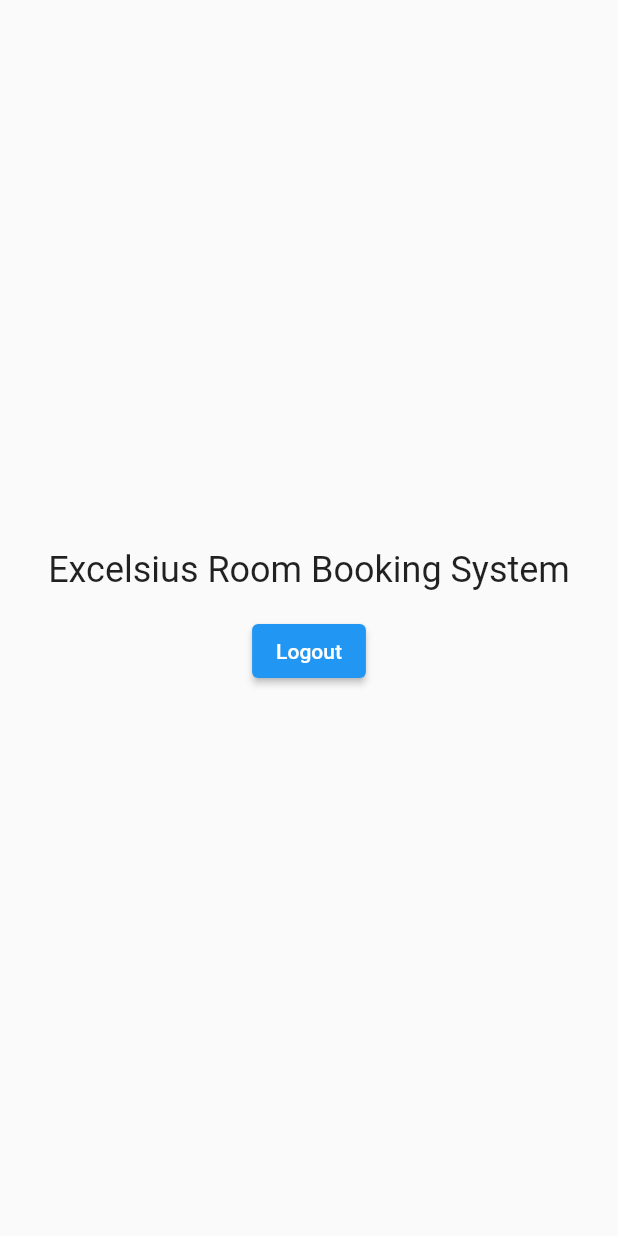
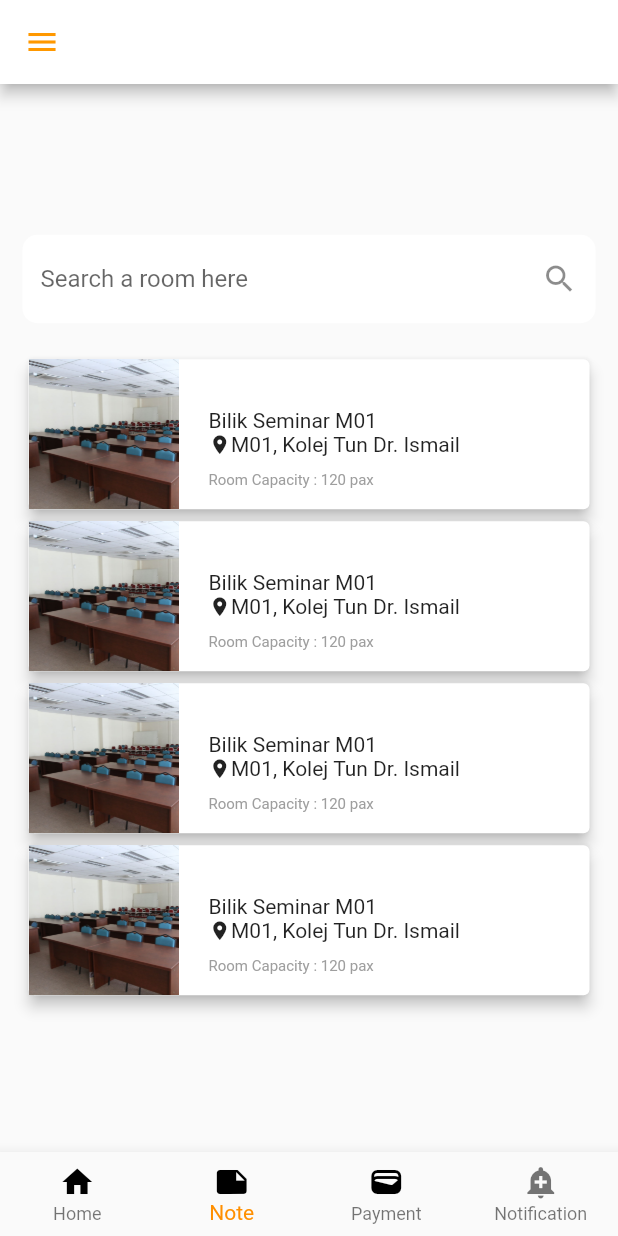
Before and after one commit to jakmup/excelsius-room-booking-system, a Flutter app: the HomeScreen screen opened directly, on a phone screen of 412 x 824 dp. Run offline on Flutter 3.47's test engine with Material 2 defaults, Android fonts, the light colour scheme and no system bars; our stand-ins replace firebase_auth, firebase_core, firebase_database, flutter_svg; accounts and stored records are empty.

Commit message:
Customer home page

```diff
--- a/lib/home.dart
+++ b/lib/home.dart
@@ -1,3 +1,5 @@
+import 'dart:ui';
+
 import 'package:flutter/material.dart';
 import 'package:firebase_auth/firebase_auth.dart';
 import 'package:room_booking_system/reusable_widgets/reusable_widget.dart';
@@ -15,30 +17,151 @@ class HomeScreen extends StatefulWidget {
 }
 
 class _HomeScreenState extends State<HomeScreen> {
+  int _selectedIndex = 1;
   @override
   Widget build(BuildContext context) {
     return Scaffold(
-      body: Center(
-        child: Column(
-          mainAxisAlignment: MainAxisAlignment.center,
+      appBar: AppBar(
+          backgroundColor: Colors.white,
+          iconTheme: IconThemeData(color: Colors.orange)),
+      drawer: Drawer(
+        child: ListView(
+          // Important: Remove any padding from the ListView.
+          padding: EdgeInsets.zero,
           children: [
-            const Text(
-              'Excelsius Room Booking System',
-              style: TextStyle(fontSize: 24.0),
+            const DrawerHeader(
+              decoration: BoxDecoration(
+                color: Colors.orange,
+                image: DecorationImage(
+                    image: AssetImage('assets/images/Image1.png'),
+                    fit: BoxFit.cover),
+              ),
+              child: Text('uniroom'),
             ),
-            SizedBox(height: 16.0),
-            ElevatedButton(
-                child: Text('Logout'),
-                onPressed: () {
-                  FirebaseAuth.instance.signOut().then((value) {
-                    print("Signed Out");
-                    Navigator.push(context,
-                        MaterialPageRoute(builder: (context) => Start()));
-                  });
-                })
+            ListTile(
+              leading: Icon(
+                Icons.people,
+              ),
+              title: const Text('Profile'),
+              onTap: () {
+                Navigator.pop(context);
+              },
+            ),
+            ListTile(
+              leading: Icon(
+                Icons.exit_to_app,
+              ),
+              title: const Text('Log Out'),
+              onTap: () {
+                FirebaseAuth.instance.signOut().then((value) {
+                  print("Signed Out");
+                  Navigator.push(context,
+                      MaterialPageRoute(builder: (context) => Start()));
+                });
+              },
+            ),
           ],
         ),
       ),
+      body: Center(
+        child: ListView(
+          shrinkWrap: true,
+          padding: const EdgeInsets.all(15.0),
+          children: <Widget>[
+            TextField(
+                cursorColor: Colors.orange,
+                decoration: InputDecoration(
+                  filled: true,
+                  fillColor: Colors.white,
+                  border: OutlineInputBorder(
+                      borderRadius: BorderRadius.circular(10.0),
+                      borderSide: BorderSide.none),
+                  hintText: "Search a room here",
+                  suffixIcon: Icon(Icons.search),
+                )),
+            SizedBox(height: 20),
+            _buildCard(),
+            _buildCard(),
+            _buildCard(),
+            _buildCard(),
+          ],
+        ),
+      ),
+      bottomNavigationBar: buildBottomNavigationBar(),
     );
   }
+
+  BottomNavigationBar buildBottomNavigationBar() {
+    return BottomNavigationBar(
+        type: BottomNavigationBarType.fixed,
+        currentIndex: _selectedIndex,
+        onTap: (value) {
+          setState(() {
+            _selectedIndex = value;
+          });
+        },
+        items: const [
+          BottomNavigationBarItem(
+              icon: Icon(Icons.home, color: Colors.black), label: "Home"),
+          BottomNavigationBarItem(
+              icon: Icon(Icons.note, color: Colors.black), label: "Note"),
+          BottomNavigationBarItem(
+              icon: Icon(Icons.wallet, color: Colors.black), label: "Payment"),
+          BottomNavigationBarItem(
+              icon: Icon(Icons.add_alert), label: "Notification"),
+        ],
+        selectedItemColor: Colors.amber[800]);
+  }
 }
+
+Card _buildCard() {
+  return Card(
+      elevation: 4.0,
+      child: Row(
+        children: [
+          Container(
+              child: Image(
+            fit: BoxFit.fitHeight,
+            height: 100,
+            width: 100,
+            alignment: Alignment.topLeft,
+            image: AssetImage("assets/images/UTMbilikSeminar.jpg"),
+          )),
+          Expanded(
+              child: Container(
+            padding: EdgeInsets.only(
+              top: 20,
+              left: 20,
+              right: 10,
+            ),
+            child:
+                Column(crossAxisAlignment: CrossAxisAlignment.start, children: [
+              Row(
+                mainAxisAlignment: MainAxisAlignment.spaceBetween,
+                children: [
+                  Text("Bilik Seminar M01"),
+                ],
+              ),
+              Row(
+                mainAxisAlignment: MainAxisAlignment.start,
+                children: [
+                  Icon(
+                    Icons.location_on,
+                    size: 15,
+                  ),
+                  Text(
+                    "M01, Kolej Tun Dr. Ismail",
+                    textAlign: TextAlign.left,
+                  )
+                ],
+              ),
+              SizedBox(height: 10),
+              Text(
+                "Room Capacity : 120 pax",
+                style: TextStyle(fontSize: 10, color: Colors.grey),
+              )
+            ]),
+          ))
+        ],
+      ));
+}
--- a/lib/main.dart
+++ b/lib/main.dart
@@ -2,6 +2,7 @@ import 'package:flutter/material.dart';
 import 'package:firebase_core/firebase_core.dart';
 //import 'package:room_booking_system/edit_profile.dart';
 import 'package:room_booking_system/firebase_options.dart';
+import 'package:room_booking_system/home.dart';
 import 'package:room_booking_system/login.dart';
 import 'package:room_booking_system/start_apps.dart';
 //import 'package:room_booking_system/signup.dart';
@@ -34,7 +35,7 @@ class MyApp extends StatelessWidget {
         // is not restarted.
         primarySwatch: Colors.blue,
       ),
-      home: const Start(),
+      home: const HomeScreen(),
     );
   }
 }
```
Also changed, not shown: lib/room_details.dart (added).
